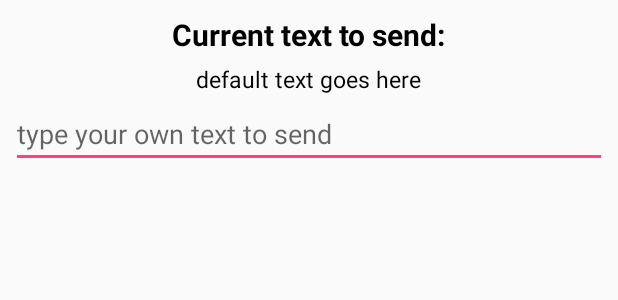
After one commit to Ncastro878/AlmostThere, an Android app: the layout choose_text_msg_layout.xml on its own in the app's theme, with its tools: preview values and no code run, on a phone screen of 412 x 824 dp. The commit adds this screen. Shown: the top 300 px of the screen. Run offline under Robolectric (Android 15) with nearby library versions, the phone set to English and light mode, and no system bars.

Commit message:
Added custom text settings feature. Renamed dialogs. Made Tourguide on fresh install only, and by request via menu

```diff
--- a/app/src/main/java/com/nickrcastro/android/almostthere/RecentAddressesDialog.java
+++ b/app/src/main/java/com/nickrcastro/android/almostthere/AddressHistoryDialog.java
@@ -24,7 +24,7 @@ package com.nickrcastro.android.almostthere;
  * Created by nick on 1/3/2018.
  */
 
-public class RecentAddressesDialog extends DialogFragment {
+public class AddressHistoryDialog extends DialogFragment {
 
     ListView addressHistoryListView;
     RecentAddressListener mRecentAddressListener;
@@ -61,7 +61,8 @@ public class RecentAddressesDialog extends DialogFragment {
     }
 
     private void populateAddressHistoryTextView() {
-        SharedPreferences sharedPrefs = getActivity().getPreferences(0);
+        SharedPreferences sharedPrefs = getActivity()
+                .getSharedPreferences(MainActivity.MY_ADDRESS_HISTORY,Context.MODE_PRIVATE);
         int numOfAddress = sharedPrefs.getAll().size();
         List<String> addressList = new ArrayList<>();
         for(int i = 0; i < numOfAddress; i++){
--- a/app/src/main/java/com/nickrcastro/android/almostthere/FriendObject.java
+++ b/app/src/main/java/com/nickrcastro/android/almostthere/FriendObject.java
@@ -13,11 +13,9 @@ public class FriendObject {
     String address;
     float distance;
 
-
     public float getDistance() {return distance;}
 
     public void setDistance(float distance) {this.distance = distance;}
-
 
     public String getAddress() {
         return address;
--- a/app/src/main/java/com/nickrcastro/android/almostthere/SelectRiderPhoneNumberDialog.java
+++ b/app/src/main/java/com/nickrcastro/android/almostthere/SelectPhoneNumberDialog.java
@@ -28,7 +28,7 @@ import static android.app.Activity.RESULT_OK;
  * Created by nick on 12/22/2017.
  */
 
-public class SelectRiderPhoneNumberDialog extends DialogFragment {
+public class SelectPhoneNumberDialog extends DialogFragment {
 
     public interface SelectRiderPhoneNumberListener {
         void onDialogSelectPhoneNumberPositiveClick(FriendObject friend);
--- a/app/src/main/java/com/nickrcastro/android/almostthere/TextMessageIntentService.java
+++ b/app/src/main/java/com/nickrcastro/android/almostthere/TextMessageIntentService.java
@@ -99,7 +99,7 @@ public class TextMessageIntentService extends Service implements TextMessageBroa
             initializeMyFriendObject(location, name, phoneNumber, address, distance);
             initAndRegisterTextMsgReceiver();
             startLocationUpdates();
-            Toast.makeText(this, "Service started!", Toast.LENGTH_SHORT).show();
+            Toast.makeText(this, "Trip started!", Toast.LENGTH_SHORT).show();
         } else if (action.equals(STOP_SERVICE_FROM_FOREGROUND)) {
             stopForeground(true);
             stopSelf();
@@ -256,7 +256,7 @@ public class TextMessageIntentService extends Service implements TextMessageBroa
     public void onDestroy() {
         //TODO PROBLEM.
         unregisterReceiver(mTextMsgBroadcastReceiver);
-        Toast.makeText(this, "Service has been destroyed.", Toast.LENGTH_SHORT).show();
+        //Toast.makeText(this, "Service has been destroyed.", Toast.LENGTH_SHORT).show();
         super.onDestroy();
     }
 
--- /dev/null
+++ b/app/src/main/res/layout/choose_text_msg_layout.xml
@@ -0,0 +1,39 @@
+<?xml version="1.0" encoding="utf-8"?>
+<LinearLayout xmlns:android="http://schemas.android.com/apk/res/android"
+    android:orientation="vertical" android:layout_width="match_parent"
+    android:layout_height="match_parent"
+    android:padding="4dp">
+
+    <TextView
+        android:layout_width="wrap_content"
+        android:layout_gravity="center"
+        android:textStyle="bold"
+        android:textSize="20dp"
+        android:layout_height="wrap_content"
+        android:textColor="#000000"
+        android:text="Current text to send:"
+        android:layout_margin="5dp"/>
+    <TextView
+        android:id="@+id/default_text_to_send"
+        android:layout_width="wrap_content"
+        android:layout_gravity="center"
+        android:layout_height="wrap_content"
+        android:textColor="#000000"
+        android:textSize="15dp"
+        android:text="default text goes here"/>
+    <ListView
+        android:id="@+id/text_to_send_list_view"
+        android:layout_width="wrap_content"
+        android:layout_height="wrap_content"
+        android:layout_gravity="center"/>
+    <EditText
+        android:id="@+id/custom_text_edit_text"
+        android:layout_margin="3dp"
+        android:layout_gravity="center"
+        android:hint="type your own text to send"
+        android:layout_width="match_parent"
+        android:layout_height="wrap_content"
+        android:maxLength="160"
+        android:inputType="text"
+        android:imeOptions="actionDone"/>
+</LinearLayout>
--- a/app/src/main/res/menu/my_menu.xml
+++ b/app/src/main/res/menu/my_menu.xml
@@ -9,4 +9,8 @@
         android:title="Help" />
     <item android:id="@+id/info_item"
         android:title="Info" />
+    <item android:id="@+id/set_message"
+        android:title="Set Message"/>
+    <item android:id="@+id/tutorial_item"
+        android:title="tutorial"/>
 </menu>
```
Also changed, not shown: app/src/main/java/com/nickrcastro/android/almostthere/MainActivity.java (+60 -44 lines), app/src/main/java/com/nickrcastro/android/almostthere/SelectAddressDialog.java (renamed from app/src/main/java/com/nickrcastro/android/almostthere/SelectDestinationDialog.java, +4 -4 lines), app/src/main/java/com/nickrcastro/android/almostthere/TextMsgToSendDialog.java (added, +98 -0 lines).
